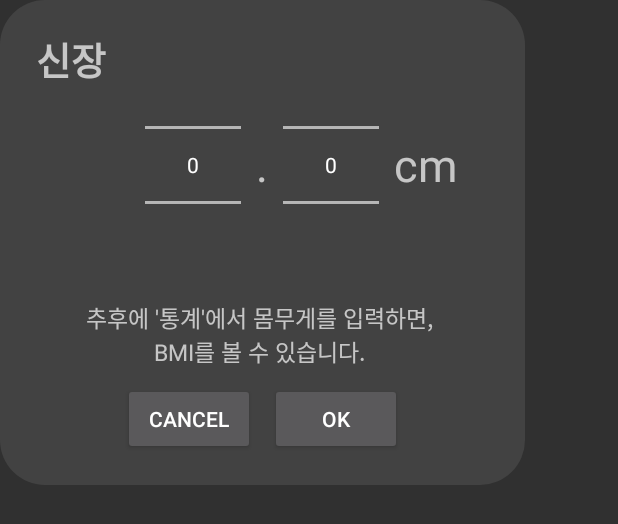
After one commit to KWcapstoneExerciseCalibration/movenet_counter, an Android app: the layout dialog_height.xml on its own in the app's theme, with its tools: preview values and no code run, on a phone screen of 412 x 824 dp. The commit adds this screen. Shown: the top 524 px of the screen. Run offline under Robolectric (Android 15) with nearby library versions, the phone set to English and light mode, and no system bars.

Commit message:
UI modify, height add

```diff
--- a/app/src/main/java/org/tensorflow/lite/examples/poseestimation/database/UserDB/UserSchema.kt
+++ b/app/src/main/java/org/tensorflow/lite/examples/poseestimation/database/UserDB/UserSchema.kt
@@ -9,6 +9,6 @@ data class UserSchema(
     val age: Int,
     var exp: Double,
     var weight: Float,
-    val height: Float,
+    var height: Float,
     var BMI: Float
 )
--- a/app/src/main/java/org/tensorflow/lite/examples/poseestimation/ui/statistic/weightDialog.kt
+++ b/app/src/main/java/org/tensorflow/lite/examples/poseestimation/ui/statistic/weightDialog.kt
@@ -20,14 +20,14 @@ class weightDialog(context: Context) {
         setCancelable(true)
     }
 
-    fun show() {
+    fun show(weight:Int) {
         val numPick = dialog.findViewById<NumberPicker>(R.id.numPick)
         val cancelBtn = dialog.findViewById<Button>(R.id.cancelBtn)
         val okBtn = dialog.findViewById<Button>(R.id.okBtn)
 
         numPick.minValue = 0
         numPick.maxValue = 200
-        numPick.value = 0
+        numPick.value = weight
 
 
         cancelBtn.setOnClickListener { dialog.dismiss() }
--- a/app/src/main/res/layout/activity_main.xml
+++ b/app/src/main/res/layout/activity_main.xml
@@ -30,11 +30,13 @@
             android:id="@+id/nav_host_fragment_activity_main"
             android:name="androidx.navigation.fragment.NavHostFragment"
             android:layout_width="match_parent"
-            android:layout_height="wrap_content"
+            android:layout_height="0dp"
             app:defaultNavHost="true"
-            app:layout_constraintTop_toBottomOf="@+id/toolbar"
+            app:layout_constraintBottom_toTopOf="@+id/nav_view"
             app:layout_constraintLeft_toLeftOf="parent"
             app:layout_constraintRight_toRightOf="parent"
+            app:layout_constraintTop_toBottomOf="@+id/toolbar"
+            app:layout_constraintVertical_bias="0.0"
             app:navGraph="@navigation/mobile_navigation" />
 
         <com.google.android.material.bottomnavigation.BottomNavigationView
--- /dev/null
+++ b/app/src/main/res/layout/dialog_height.xml
@@ -0,0 +1,117 @@
+<?xml version="1.0" encoding="utf-8"?>
+<layout xmlns:tools="http://schemas.android.com/tools"
+    xmlns:android="http://schemas.android.com/apk/res/android"
+    xmlns:app="http://schemas.android.com/apk/res-auto">
+
+    <data>
+        <variable
+            name="data"
+            type="org.tensorflow.lite.examples.poseestimation.data.QuestData" />
+    </data>
+
+    <androidx.constraintlayout.widget.ConstraintLayout
+        android:id="@+id/dialogQuest"
+        android:layout_width="350dp"
+        android:layout_height="wrap_content"
+        android:background="@drawable/rounded_edge2"
+        android:backgroundTint="@color/back_gray" >
+
+
+        <TextView
+            android:id="@+id/height"
+            android:layout_width="match_parent"
+            android:layout_height="wrap_content"
+            android:layout_marginVertical="20dp"
+            android:text="    신장"
+            android:textSize="25dp"
+            android:textStyle="bold"
+            app:layout_constraintTop_toTopOf="parent"/>
+
+        <LinearLayout
+            android:id="@+id/linearlayout"
+            android:layout_width="match_parent"
+            android:layout_height="wrap_content"
+            android:orientation="vertical"
+            app:layout_constraintTop_toTopOf="parent"
+            app:layout_constraintBottom_toBottomOf="parent">
+
+            <LinearLayout
+                android:layout_width="match_parent"
+                android:layout_height="wrap_content"
+                android:layout_marginTop="20dp"
+                android:gravity="center"
+                android:orientation="horizontal">
+
+                <TextView
+                    android:layout_width="wrap_content"
+                    android:layout_height="wrap_content"
+                    android:layout_gravity="center"
+                    android:layout_margin="10dp"
+                    android:text="cm"
+                    android:textColor="@android:color/transparent"
+                    android:textSize="30dp" />
+
+                <NumberPicker
+                    android:id="@+id/numPick1"
+                    android:layout_width="wrap_content"
+                    android:layout_height="wrap_content"
+                    android:layout_gravity="center"
+                    android:layout_centerInParent="true" />
+
+                <TextView
+                    android:layout_width="wrap_content"
+                    android:layout_height="wrap_content"
+                    android:layout_gravity="center"
+                    android:layout_margin="10dp"
+                    android:text="."
+                    android:textSize="30dp" />
+
+                <NumberPicker
+                    android:id="@+id/numPick2"
+                    android:layout_width="wrap_content"
+                    android:layout_height="wrap_content"
+                    android:layout_gravity="center"
+                    android:layout_centerInParent="true" />
+
+                <TextView
+                    android:layout_width="wrap_content"
+                    android:layout_height="wrap_content"
+                    android:layout_gravity="center"
+                    android:layout_margin="10dp"
+                    android:text="cm"
+                    android:textSize="30dp" />
+            </LinearLayout>
+
+            <TextView
+                android:id="@+id/comment"
+                android:layout_width="wrap_content"
+                android:layout_height="wrap_content"
+                android:layout_gravity="center"
+                android:layout_marginBottom="10dp"
+                android:gravity="center"
+                android:text="추후에 '통계'에서 몸무게를 입력하면, \nBMI를 볼 수 있습니다. "
+                android:textSize="15dp"
+                tools:ignore="TextSizeCheck" />
+            <LinearLayout
+                android:layout_width="match_parent"
+                android:layout_height="wrap_content"
+                android:layout_marginBottom="20dp"
+                android:gravity="center"
+                android:orientation="horizontal">
+                <Button
+                    android:id="@+id/cancelBtn"
+                    android:layout_width="wrap_content"
+                    android:layout_height="wrap_content"
+                    android:layout_marginRight="10dp"
+                    android:text="Cancel" />
+                <Button
+                    android:id="@+id/okBtn"
+                    android:layout_width="wrap_content"
+                    android:layout_height="wrap_content"
+                    android:gravity="center"
+                    android:layout_gravity="center"
+                    android:text="OK" />
+            </LinearLayout>
+        </LinearLayout>
+    </androidx.constraintlayout.widget.ConstraintLayout>
+</layout>
```
Also changed, not shown: app/src/main/java/org/tensorflow/lite/examples/poseestimation/MainActivity.kt (+4 -3 lines), app/src/main/java/org/tensorflow/lite/examples/poseestimation/ui/home/HomeFragment.kt (+8 -1 lines), app/src/main/java/org/tensorflow/lite/examples/poseestimation/ui/length/LengthActivity.kt (+37 -10 lines), app/src/main/java/org/tensorflow/lite/examples/poseestimation/ui/length/heightDialog.kt (added, +60 -0 lines), app/src/main/java/org/tensorflow/lite/examples/poseestimation/ui/statistic/StatisticFragment.kt (+50 -39 lines), app/src/main/res/layout/dialog_weight.xml (+9 -0 lines), app/src/main/res/layout/fragment_statistics.xml (+95 -106 lines).
